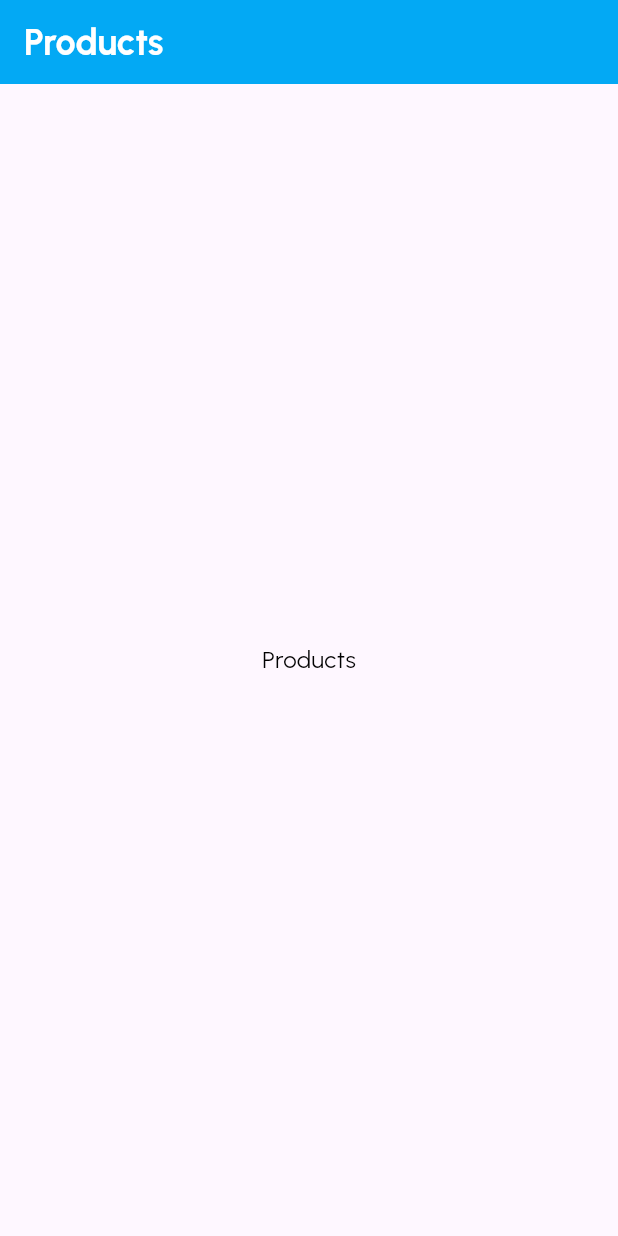
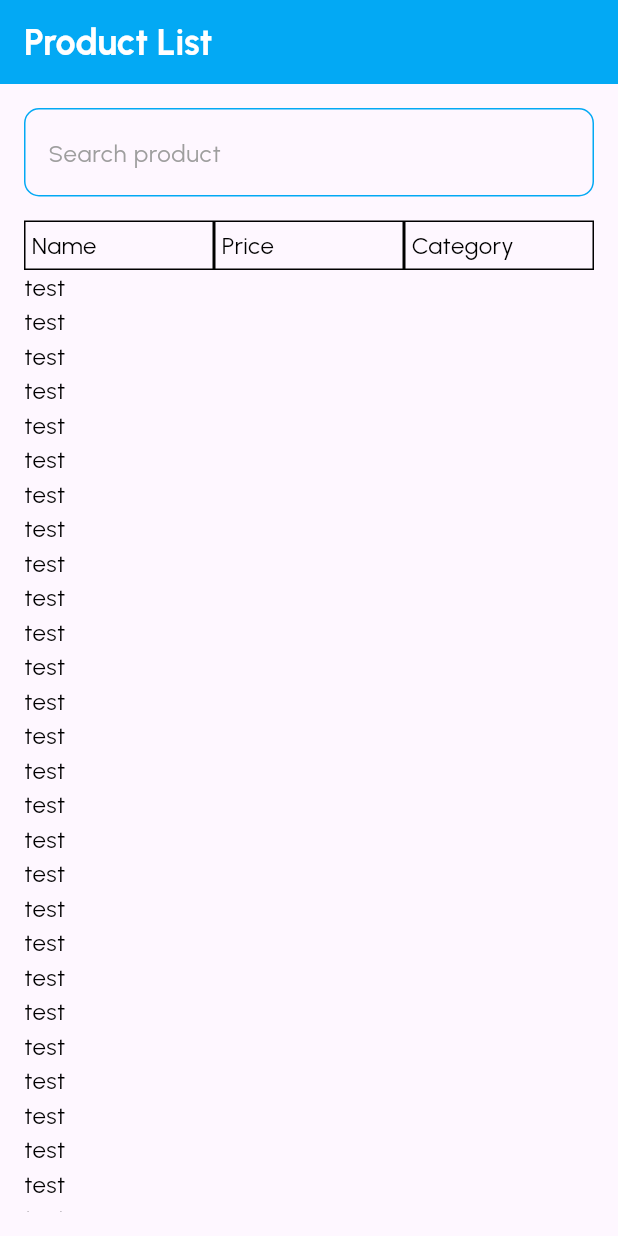
Before and after one commit to Muammarbanana/klontonk, a Flutter app: the screen it shows after launch, on a phone screen of 412 x 824 dp. Run offline on Flutter 3.47's test engine with Material 3 defaults, Android fonts, the light colour scheme and no system bars; our stand-ins replace bloc, dio, equatable, google_fonts; generated files the repository leaves out were written again.

Commit message:
feat: implement table on products_page

```diff
--- a/lib/core/theme/custom_theme.dart
+++ b/lib/core/theme/custom_theme.dart
@@ -33,24 +33,43 @@ class CustomTheme {
           backgroundColor: Colors.lightBlue,
         ),
       ),
-      inputDecorationTheme: const InputDecorationTheme(
-        border: UnderlineInputBorder(
+      inputDecorationTheme: InputDecorationTheme(
+        border: const OutlineInputBorder(
           borderSide: BorderSide(
             color: Colors.lightBlue,
           ),
+          borderRadius: BorderRadius.all(
+            Radius.circular(10),
+          ),
         ),
-        enabledBorder: UnderlineInputBorder(
+        enabledBorder: const OutlineInputBorder(
           borderSide: BorderSide(
             color: Colors.lightBlue,
           ),
+          borderRadius: BorderRadius.all(
+            Radius.circular(10),
+          ),
         ),
-        focusedBorder: UnderlineInputBorder(
+        focusedBorder: const OutlineInputBorder(
           borderSide: BorderSide(
             color: Colors.lightBlue,
           ),
+          borderRadius: BorderRadius.all(
+            Radius.circular(10),
+          ),
         ),
-        labelStyle: TextStyle(color: Colors.white),
-        hintStyle: TextStyle(color: Colors.grey),
+        hintStyle: GoogleFonts.urbanist(
+          textStyle: const TextStyle(
+            fontSize: 16,
+            color: Colors.grey,
+          ),
+        ),
+        labelStyle: GoogleFonts.urbanist(
+          textStyle: const TextStyle(
+            fontSize: 16,
+            color: Colors.black,
+          ),
+        ),
       ),
       primaryColor: Colors.lightBlue,
       textTheme: TextTheme(
--- a/lib/features/products/presentation/view/products_page.dart
+++ b/lib/features/products/presentation/view/products_page.dart
@@ -1,16 +1,58 @@
 import 'package:flutter/material.dart';
+import 'package:klontonk/l10n/l10n.dart';
 
 class ProductsPage extends StatelessWidget {
   const ProductsPage({super.key});
 
   @override
   Widget build(BuildContext context) {
+    final l10n = context.l10n;
     return Scaffold(
       appBar: AppBar(
-        title: const Text('Products'),
+        title: Text(l10n.productsAppBarTitle),
       ),
-      body: const Center(
-        child: Text('Products'),
+      body: Padding(
+        padding: const EdgeInsets.all(16),
+        child: Column(
+          children: [
+            TextFormField(
+              decoration: InputDecoration(
+                hintText: l10n.productsSearchHint,
+              ),
+            ),
+            const SizedBox(height: 16),
+            Row(
+              mainAxisAlignment: MainAxisAlignment.spaceEvenly,
+              children: [
+                Expanded(
+                  child: Container(
+                    padding: const EdgeInsets.all(4),
+                    decoration: BoxDecoration(border: Border.all()),
+                    child: const Text('Name'),
+                  ),
+                ),
+                Expanded(
+                  child: Container(
+                    padding: const EdgeInsets.all(4),
+                    decoration: BoxDecoration(border: Border.all()),
+                    child: const Text('Price'),
+                  ),
+                ),
+                Expanded(
+                  child: Container(
+                    padding: const EdgeInsets.all(4),
+                    decoration: BoxDecoration(border: Border.all()),
+                    child: const Text('Category'),
+                  ),
+                ),
+              ],
+            ),
+            Expanded(
+              child:
+                  ListView.builder(itemBuilder: (_, __) => const Text('test')),
+            )
+          ],
+        ),
       ),
     );
   }
--- a/lib/l10n/arb/app_en.arb
+++ b/lib/l10n/arb/app_en.arb
@@ -1,7 +1,11 @@
 {
     "@@locale": "en",
-    "counterAppBarTitle": "Counter",
-    "@counterAppBarTitle": {
-        "description": "Text shown in the AppBar of the Counter Page"
+    "productsAppBarTitle": "Product List",
+    "@productsAppBarTitle": {
+        "description": "Text shown in the AppBar of the Products Page"
+    },
+    "productsSearchHint": "Search product",
+    "@productsSearchHint": {
+        "description": "Text shown in the search bar of the Products Page"
     }
 }
--- a/lib/l10n/arb/app_es.arb
+++ /dev/null
@@ -1,7 +0,0 @@
-{
-    "@@locale": "es",
-    "counterAppBarTitle": "Contador",
-    "@counterAppBarTitle": {
-        "description": "Texto mostrado en la AppBar de la página del contador"
-    }
-}
--- /dev/null
+++ b/lib/l10n/arb/app_id.arb
@@ -0,0 +1,11 @@
+{
+    "@@locale": "id",
+    "productsAppBarTitle": "Daftar Produk",
+    "@productsAppBarTitle": {
+        "description": "Teks yang ditampilkan di AppBar Halaman Produk"
+    },
+    "productsSearchHint": "Cari produk",
+    "@productsSearchHint": {
+        "description": "Teks yang ditampilkan di bilah pencarian Halaman Produk"
+    }
+}
```
Also changed, not shown: 1 other file.
